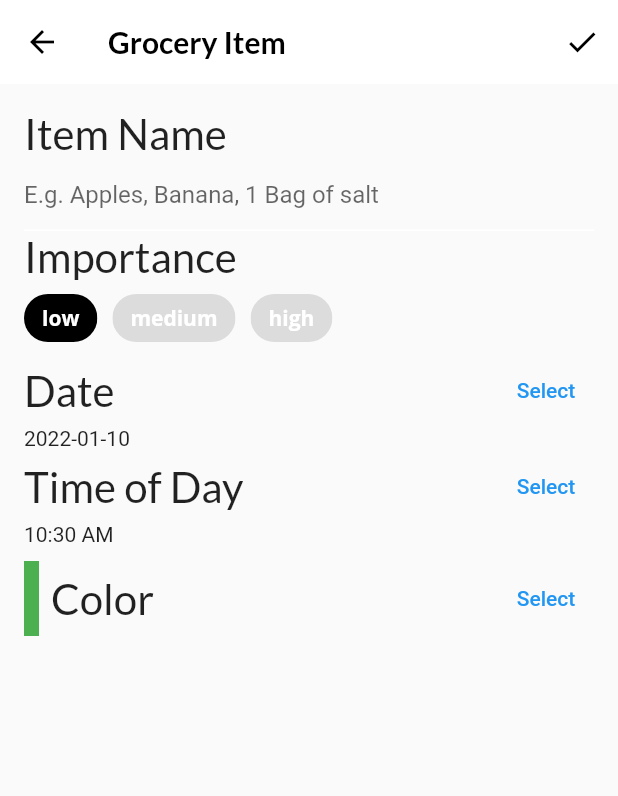
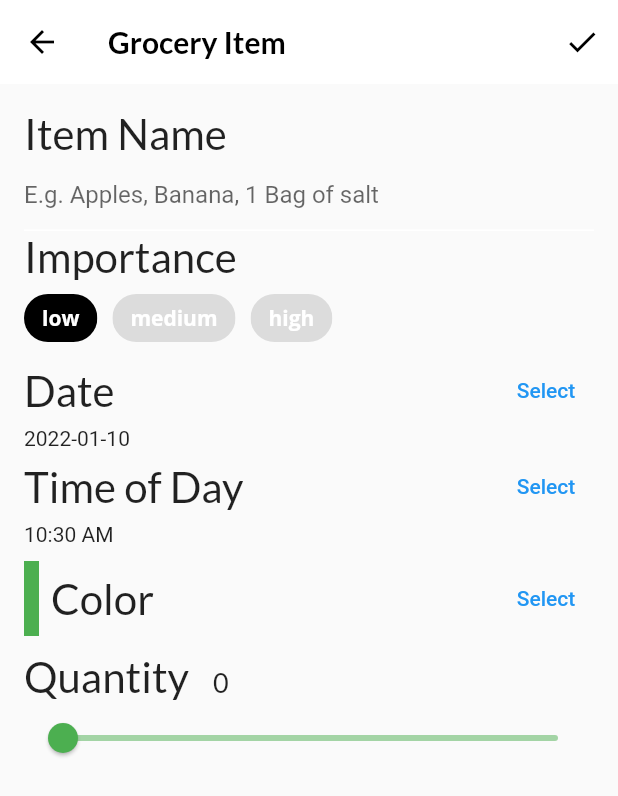
Before and after one commit to MalickArsalan/FlutterApprentice, a Flutter app: the screen it shows after launch, item 3 of the bottom bar chosen, after a tap on the "add" icon, on a phone screen of 412 x 824 dp. Shown: the top 796 px of the screen. Run offline on Flutter 3.47's test engine with Material 2 defaults, Android fonts, the phone set to English and light mode, and no system bars; our stand-ins replace flutter_colorpicker, google_fonts; project files that could hold a hidden picture were left out.

Commit message:
Creating Grocery Items Screen (InProgress)

```diff
--- a/06-interactive-widgets/projects/starter/lib/screens/grocery_item_screen.dart
+++ b/06-interactive-widgets/projects/starter/lib/screens/grocery_item_screen.dart
@@ -124,6 +124,8 @@ class _GroceryItemScreenState extends State<GroceryItemScreen> {
             buildColorPicker(context),
             // ignore: todo
             // TODO 18: Add slider
+            const SizedBox(height: 10.0),
+            buildQuantityField(),
             // ignore: todo
             // TODO: 19: Add Grocery Tile
           ],
@@ -363,7 +365,51 @@ class _GroceryItemScreenState extends State<GroceryItemScreen> {
 
   // ignore: todo
   // TODO: Add buildQuantityField()
-  Widget buildQuantityField(BuildContext context) {
-    return Container();
+  Widget buildQuantityField() {
+    // 1
+    return Column(
+      crossAxisAlignment: CrossAxisAlignment.start,
+      children: [
+        // 2
+        Row(
+          crossAxisAlignment: CrossAxisAlignment.baseline,
+          textBaseline: TextBaseline.alphabetic,
+          children: [
+            Text(
+              'Quantity',
+              style: GoogleFonts.lato(fontSize: 28.0),
+            ),
+            const SizedBox(width: 16.0),
+            Text(
+              _currentSliderValue.toInt().toString(),
+              style: GoogleFonts.lato(fontSize: 18.0),
+            ),
+          ],
+        ),
+        // 3
+        Slider(
+          // 4
+          inactiveColor: _currentColor.withOpacity(0.5),
+          activeColor: _currentColor,
+          // 5
+          value: _currentSliderValue.toDouble(),
+          // 6
+          min: 0.0,
+          max: 100.0,
+          // 7
+          divisions: 100,
+          // 8
+          label: _currentSliderValue.toInt().toString(),
+          // 9
+          onChanged: (double value) {
+            setState(
+              () {
+                _currentSliderValue = value.toInt();
+              },
+            );
+          },
+        ),
+      ],
+    );
   }
 }
```
